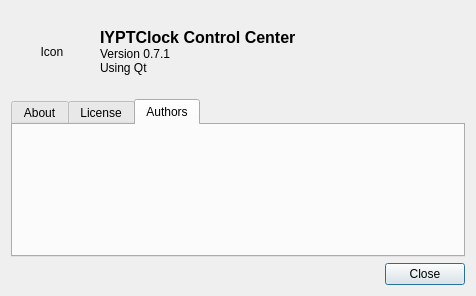
Before: the Qt Designer form aboutdialog.ui in drogenlied/QIYPTClock, drawn with Qt 5.
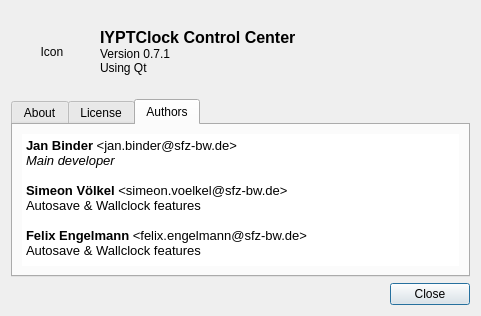
After: the same form once the commit is applied. The open tabs and pages were chosen to show the change.

Diff of the .ui file:
```diff
--- a/aboutdialog.ui
+++ b/aboutdialog.ui
@@ -9,8 +9,8 @@
    <rect>
     <x>0</x>
     <y>0</y>
-    <width>476</width>
-    <height>296</height>
+    <width>481</width>
+    <height>316</height>
    </rect>
   </property>
   <property name="windowTitle">
@@ -272,6 +272,32 @@
       <attribute name="title">
        <string>Authors</string>
       </attribute>
+      <layout class="QGridLayout" name="gridLayout_3">
+       <item row="0" column="0">
+        <widget class="QTextBrowser" name="authorsText">
+         <property name="frameShape">
+          <enum>QFrame::NoFrame</enum>
+         </property>
+         <property name="frameShadow">
+          <enum>QFrame::Plain</enum>
+         </property>
+         <property name="html">
+          <string>&lt;!DOCTYPE HTML PUBLIC &quot;-//W3C//DTD HTML 4.0//EN&quot; &quot;http://www.w3.org/TR/REC-html40/strict.dtd&quot;&gt;
+&lt;html&gt;&lt;head&gt;&lt;meta name=&quot;qrichtext&quot; content=&quot;1&quot; /&gt;&lt;style type=&quot;text/css&quot;&gt;
+p, li { white-space: pre-wrap; }
+&lt;/style&gt;&lt;/head&gt;&lt;body style=&quot; font-family:'Liberation Sans'; font-size:10pt; font-weight:400; font-style:normal;&quot;&gt;
+&lt;p style=&quot; margin-top:0px; margin-bottom:0px; margin-left:0px; margin-right:0px; -qt-block-indent:0; text-indent:0px;&quot;&gt;&lt;span style=&quot; font-weight:600;&quot;&gt;Jan Binder &lt;/span&gt;&amp;lt;jan.binder@sfz-bw.de&amp;gt;&lt;/p&gt;
+&lt;p style=&quot; margin-top:0px; margin-bottom:0px; margin-left:0px; margin-right:0px; -qt-block-indent:0; text-indent:0px;&quot;&gt;&lt;span style=&quot; font-style:italic;&quot;&gt;Main developer&lt;/span&gt;&lt;/p&gt;
+&lt;p style=&quot;-qt-paragraph-type:empty; margin-top:0px; margin-bottom:0px; margin-left:0px; margin-right:0px; -qt-block-indent:0; text-indent:0px; font-style:italic;&quot;&gt;&lt;/p&gt;
+&lt;p style=&quot; margin-top:0px; margin-bottom:0px; margin-left:0px; margin-right:0px; -qt-block-indent:0; text-indent:0px;&quot;&gt;&lt;span style=&quot; font-weight:600;&quot;&gt;Simeon Völkel &lt;/span&gt;&amp;lt;simeon.voelkel@sfz-bw.de&amp;gt;&lt;/p&gt;
+&lt;p style=&quot; margin-top:0px; margin-bottom:0px; margin-left:0px; margin-right:0px; -qt-block-indent:0; text-indent:0px;&quot;&gt;Autosave &amp;amp; Wallclock features&lt;/p&gt;
+&lt;p style=&quot;-qt-paragraph-type:empty; margin-top:0px; margin-bottom:0px; margin-left:0px; margin-right:0px; -qt-block-indent:0; text-indent:0px; font-weight:600;&quot;&gt;&lt;/p&gt;
+&lt;p style=&quot; margin-top:0px; margin-bottom:0px; margin-left:0px; margin-right:0px; -qt-block-indent:0; text-indent:0px;&quot;&gt;&lt;span style=&quot; font-weight:600;&quot;&gt;Felix Engelmann&lt;/span&gt; &amp;lt;felix.engelmann@sfz-bw.de&amp;gt;&lt;/p&gt;
+&lt;p style=&quot; margin-top:0px; margin-bottom:0px; margin-left:0px; margin-right:0px; -qt-block-indent:0; text-indent:0px;&quot;&gt;Autosave &amp;amp; Wallclock features&lt;/p&gt;&lt;/body&gt;&lt;/html&gt;</string>
+         </property>
+        </widget>
+       </item>
+      </layout>
      </widget>
     </widget>
    </item>
```
Left out of the diff: 22 changed lines with no effect on the pictures.
